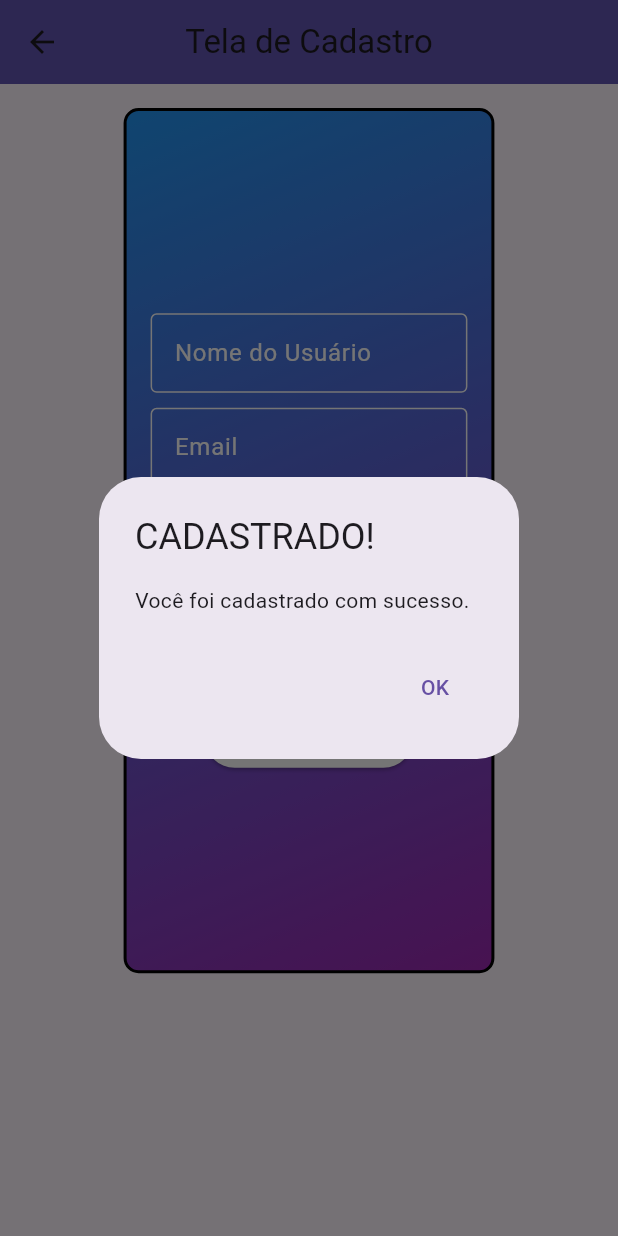
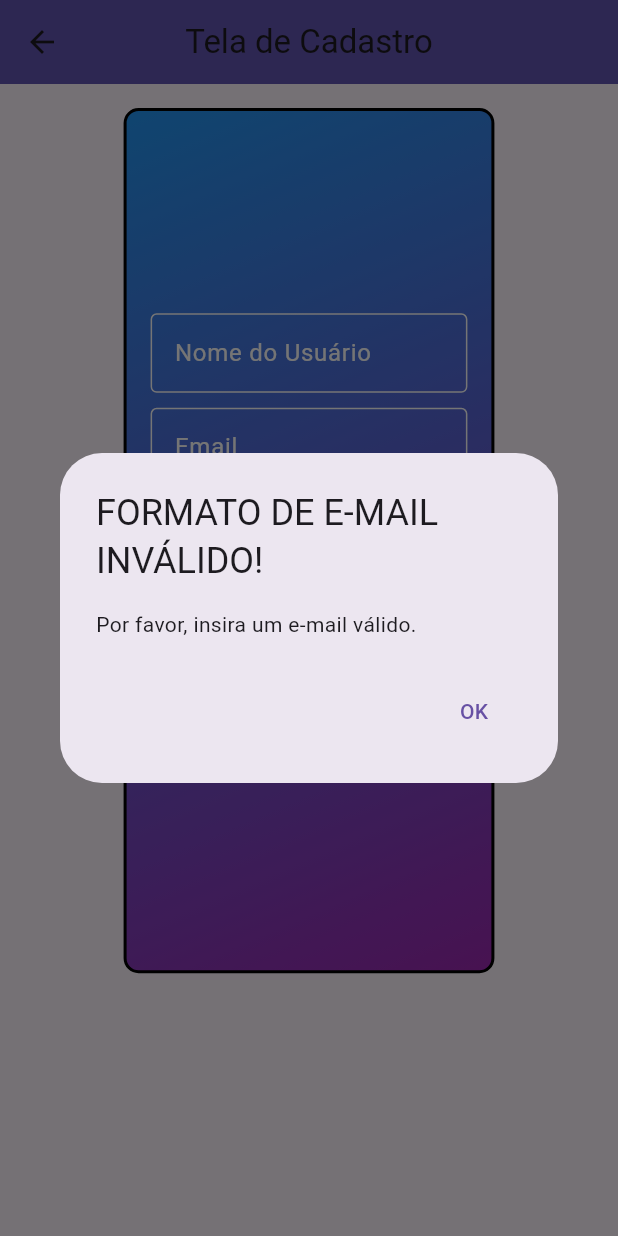
Before and after one commit to JoaoLagos/planner_de_tarefas, a Flutter app: the Cadastro screen opened directly, after a tap on "Cadastrar", on a phone screen of 412 x 824 dp. Run offline on Flutter 3.47's test engine with Material 3 defaults, Android fonts, the phone set to English and light mode, and no system bars; our stand-ins replace flutter_colorpicker, sqflite; accounts and stored records are empty.

Commit message:
Verificação Email e Senha
Adicionado:
 - Verificação de E-mail

 - Verificação de Senha {
    - mínimo 8 caracteres
    - pelo menos uma letra minúscula
    - pelo menos uma letra maiúscula
    - pelo menos um dígito
    - pelo menos um caractere
      especial
 }

```diff
--- a/lib/databases/taskboardDatabase.dart
+++ b/lib/databases/taskboardDatabase.dart
@@ -1,4 +1,3 @@
-import 'package:flutter/material.dart';
 import 'package:sqflite/sqflite.dart';
 import 'package:path/path.dart';
 
--- a/lib/screens/cadastro.dart
+++ b/lib/screens/cadastro.dart
@@ -193,7 +193,20 @@ class _CadastroState extends State<Cadastro> {
     String password = _passwordController.text;
     String confirmPassword = _confirmPasswordController.text;
 
+    // Verificação do formato do e-mail usando expressão regular
+    RegExp emailRegExp = RegExp(r'^[\w-]+(\.[\w-]+)*@([\w-]+\.)+[a-zA-Z]{2,7}$');
+    if (!emailRegExp.hasMatch(email)) {
+      _showAlertDialog(context, "FORMATO DE E-MAIL INVÁLIDO!", "Por favor, insira um e-mail válido.");
+      return;
+    }
+
     if (password == confirmPassword) {
+      // Verificação da senha usando expressão regular
+      RegExp passwordRegExp = RegExp(r'^(?=.*[a-z])(?=.*[A-Z])(?=.*\d)(?=.*[\W_])[A-Za-z\d\W_]{8,}$');
+      if (!passwordRegExp.hasMatch(password)) {
+        _showAlertDialog(context, "SENHA INVÁLIDA!", "A senha deve conter pelo menos:\n ➡️ 8 caracteres\n ➡️ uma letra minúscula\n ➡️ uma letra maiúscula\n ➡️ um dígito\n ➡️ um caractere especial.");
+        return;
+      }
       List<Map<String, dynamic>> infoUser = await user_db.getInfoUser(email);
       if (infoUser.isEmpty) {
         // Se não existir conta com esse e-mail, então crie essa conta inserindo no banco de dados do usuário
@@ -216,8 +229,8 @@ class _CadastroState extends State<Cadastro> {
 
         _showAlertDialog(context, "CADASTRADO!", "Você foi cadastrado com sucesso.");
       } else {
-          // Caso exista conta com esse e-mail, emita um alerta
-          _showAlertDialog(context, "EMAIL JÁ EXISTE!", "O email ${email} já está registrado. Por favor, insira um e-mail que não esteja cadastrado no aplicativo.");
+        // Caso exista conta com esse e-mail, emita um alerta
+        _showAlertDialog(context, "EMAIL JÁ EXISTE!", "O email ${email} já está registrado. Por favor, insira um e-mail que não esteja cadastrado no aplicativo.");
       }
     } else {
       // Se as senhas não coincidirem, exiba um AlertDialog
```
